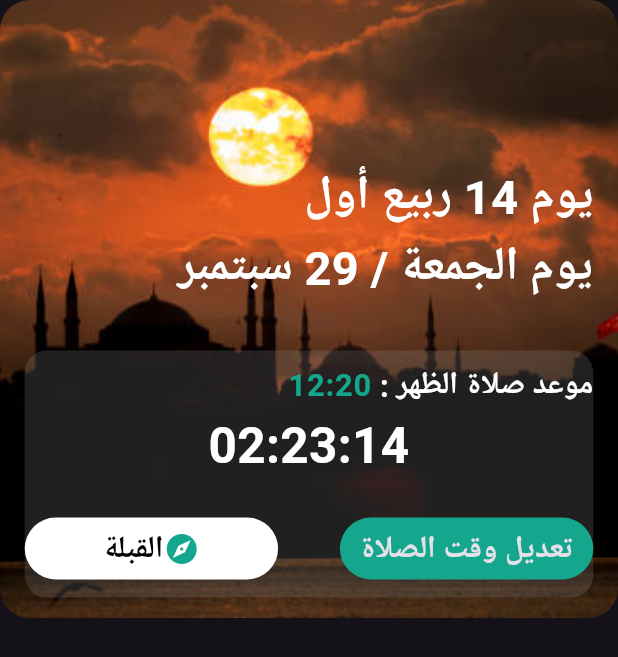
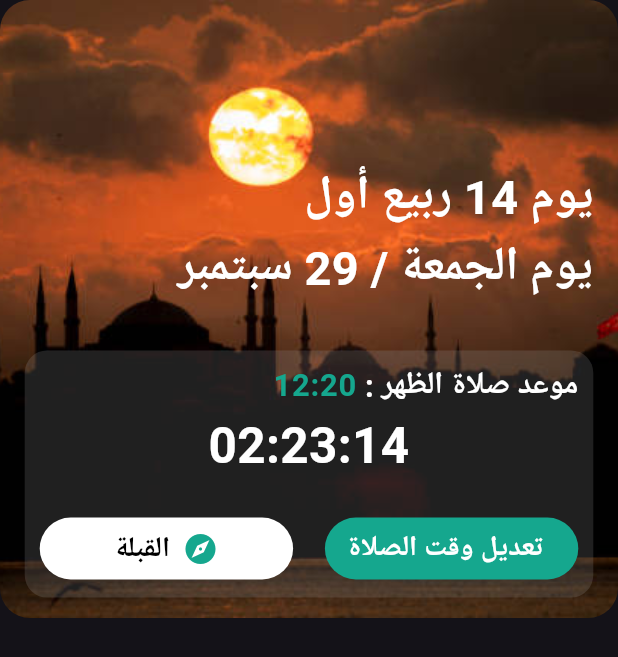
Before and after one commit to islamashraf011/Quran_App, a Flutter app: the screen it shows after launch, on a phone screen of 412 x 824 dp. Shown: the top 657 px of the screen. Run offline on Flutter 3.47's test engine with Material 3 defaults, Android fonts, the phone set to English and light mode, and no system bars.

Commit message:
Edit Custom Button and Add in Custom PrayTimeShape

```diff
--- a/lib/widgets/custom_button_widget.dart
+++ b/lib/widgets/custom_button_widget.dart
@@ -1,22 +1,19 @@
 import 'package:flutter/material.dart';
 import 'package:quran_app/constants/constants.dart';
-import 'custom_list_tile_widget.dart';
 
 class CustomButton extends StatelessWidget {
   const CustomButton({
     super.key,
     this.buttonColor,
     required this.title,
-    required this.fontSize,
     required this.onTap,
-    this.fontcolor,
+    this.fontcolor = Colors.white,
     this.icon,
   });
   final Color? buttonColor;
   final String title;
-  final double fontSize;
   final void Function() onTap;
-  final Color? fontcolor;
+  final Color fontcolor;
   final IconData? icon;
   @override
   Widget build(BuildContext context) {
@@ -32,17 +29,23 @@ class CustomButton extends StatelessWidget {
         child: Row(
           mainAxisAlignment: MainAxisAlignment.center,
           children: [
-            CustomTextWidget(
-              title: title,
-              fontSize: fontSize,
-              color: fontcolor,
+            Text(
+              title,
+              textDirection: TextDirection.rtl,
+              style: TextStyle(
+                fontSize: MediaQuery.of(context).size.height * 0.023,
+                color: fontcolor,
+                fontWeight: FontWeight.bold,
+              ),
             ),
             SizedBox(
-              height: MediaQuery.sizeOf(context).width * 0.05,
+              width: MediaQuery.sizeOf(context).width * 0.02,
             ),
+            //to remove space of icon if i don't use any icon
             if (icon != null)
               Icon(
                 icon,
+                textDirection: TextDirection.rtl,
                 color: kPrimaryColor,
               ),
           ],
--- a/lib/widgets/custom_list_tile_widget.dart
+++ b/lib/widgets/custom_list_tile_widget.dart
@@ -1,28 +1,4 @@
 import 'package:flutter/material.dart';
-
-class CustomTextWidget extends StatelessWidget {
-  const CustomTextWidget({
-    super.key,
-    required this.title,
-    required this.fontSize,
-    this.color,
-  });
-  final String title;
-  final double fontSize;
-  final Color? color;
-  @override
-  Widget build(BuildContext context) {
-    return Text(
-      title,
-      textDirection: TextDirection.rtl,
-      style: TextStyle(
-        fontSize: fontSize,
-        fontWeight: FontWeight.bold,
-        color: color,
-      ),
-    );
-  }
-}
 
 class CustomListTileWidget extends StatelessWidget {
   const CustomListTileWidget({
--- a/lib/widgets/pray_time_shape.dart
+++ b/lib/widgets/pray_time_shape.dart
@@ -10,7 +10,9 @@ class CustomPrayTimeShape extends StatelessWidget {
 
   @override
   Widget build(BuildContext context) {
-    return Column(
+    return Padding(
+      padding: const EdgeInsets.symmetric(horizontal: 10),
+      child: Column(
         children: [
           CustomListTileWidget(
             title: "موعد صلاة الظهر :",
@@ -30,20 +32,19 @@ class CustomPrayTimeShape extends StatelessWidget {
               CustomButton(
                 icon: Icons.explore,
                 title: "القبلة",
-              fontSize: MediaQuery.of(context).size.height * 0.025,
                 buttonColor: Colors.white,
                 fontcolor: Colors.black,
                 onTap: () {},
               ),
               CustomButton(
                 title: "تعديل وقت الصلاة",
-              fontSize: MediaQuery.of(context).size.height * 0.025,
                 buttonColor: kPrimaryColor,
                 onTap: () {},
               )
             ],
           ),
         ],
+      ),
     );
   }
 }
```
Lines whose indentation alone changed are shown as unchanged.
